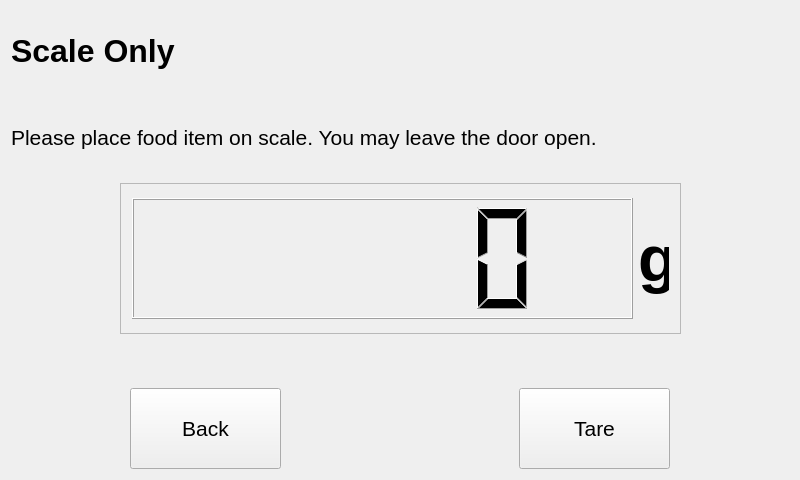
Old version of the form v3/qt/scaleOnly/scaleonly.ui in the repository twschung/IoT-Smart-Scale.
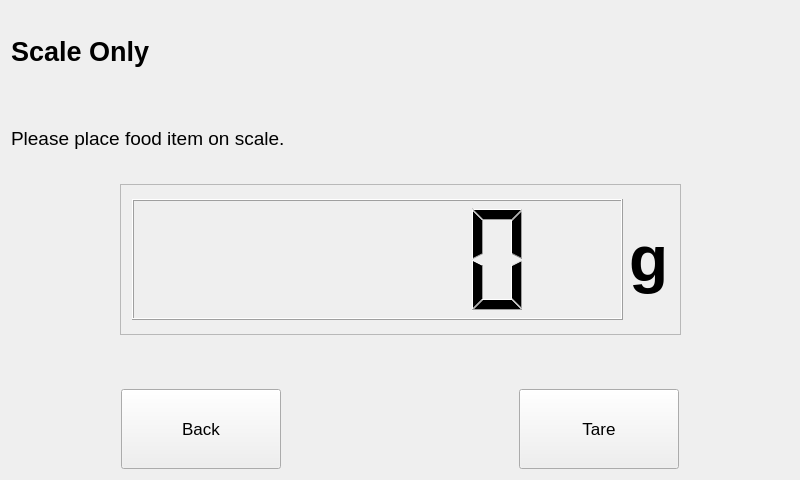
New version of the form.

The edit to the form file:
```diff
--- a/v3/qt/scaleOnly/scaleonly.ui
+++ b/v3/qt/scaleOnly/scaleonly.ui
@@ -18,16 +18,10 @@
     <layout class="QVBoxLayout" name="verticalLayout_2">
      <item>
       <widget class="QLabel" name="lbl_title">
-       <property name="minimumSize">
-        <size>
-         <width>571</width>
-         <height>51</height>
-        </size>
-       </property>
        <property name="font">
         <font>
-         <family>Helvetica Neue</family>
-         <pointsize>24</pointsize>
+         <family>Arial</family>
+         <pointsize>20</pointsize>
          <weight>75</weight>
          <bold>true</bold>
         </font>
@@ -41,12 +35,12 @@
       <widget class="QLabel" name="lbl_instruction">
        <property name="font">
         <font>
-         <family>Helvetica Neue</family>
-         <pointsize>16</pointsize>
+         <family>Arial</family>
+         <pointsize>14</pointsize>
         </font>
        </property>
        <property name="text">
-        <string>Please place food item on scale. You may leave the door open.</string>
+        <string>Please place food item on scale.</string>
        </property>
       </widget>
      </item>
@@ -111,11 +105,11 @@
          <layout class="QHBoxLayout" name="horizontalLayout">
           <item>
            <widget class="QLCDNumber" name="lcd_number">
-            <property name="minimumSize">
-             <size>
-              <width>501</width>
-              <height>121</height>
-             </size>
+            <property name="sizePolicy">
+             <sizepolicy hsizetype="Preferred" vsizetype="Preferred">
+              <horstretch>0</horstretch>
+              <verstretch>0</verstretch>
+             </sizepolicy>
             </property>
             <property name="maximumSize">
              <size>
@@ -127,16 +121,22 @@
           </item>
           <item>
            <widget class="QLabel" name="lbl_g">
+            <property name="sizePolicy">
+             <sizepolicy hsizetype="Minimum" vsizetype="Minimum">
+              <horstretch>0</horstretch>
+              <verstretch>0</verstretch>
+             </sizepolicy>
+            </property>
             <property name="minimumSize">
              <size>
-              <width>31</width>
-              <height>71</height>
+              <width>40</width>
+              <height>80</height>
              </size>
             </property>
             <property name="maximumSize">
              <size>
-              <width>31</width>
-              <height>71</height>
+              <width>40</width>
+              <height>80</height>
              </size>
             </property>
             <property name="font">
@@ -208,14 +208,14 @@
         <widget class="QPushButton" name="btn_back">
          <property name="minimumSize">
           <size>
-           <width>151</width>
-           <height>81</height>
+           <width>160</width>
+           <height>80</height>
           </size>
          </property>
          <property name="font">
           <font>
-           <family>Helvetica Neue</family>
-           <pointsize>16</pointsize>
+           <family>Arial</family>
+           <pointsize>13</pointsize>
           </font>
          </property>
          <property name="text">
@@ -240,14 +240,14 @@
         <widget class="QPushButton" name="btn_tare">
          <property name="minimumSize">
           <size>
-           <width>151</width>
-           <height>81</height>
+           <width>160</width>
+           <height>80</height>
           </size>
          </property>
          <property name="font">
           <font>
-           <family>Helvetica Neue</family>
-           <pointsize>16</pointsize>
+           <family>Arial</family>
+           <pointsize>13</pointsize>
           </font>
          </property>
          <property name="text">
```
